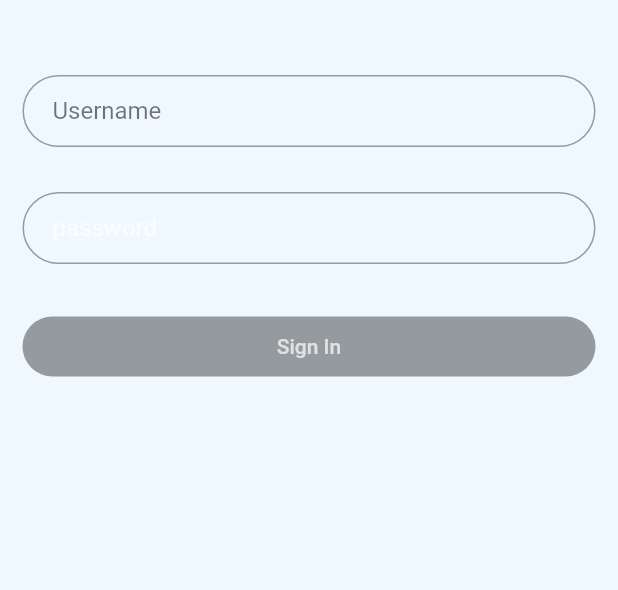
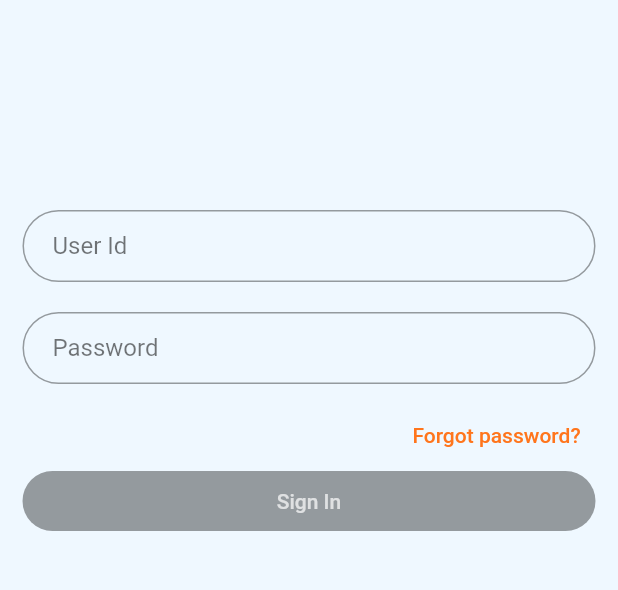
Before and after one commit to chan8189/OneExl_POC, a Flutter app: the screen it shows after launch, on a phone screen of 412 x 824 dp, the part 264-854 px from its top. Run offline on Flutter 3.47's test engine with Material 2 defaults, Android fonts, the phone set to English and light mode, and no system bars; our stand-ins replace shared_preferences.

Commit message:
login auth api

```diff
--- a/lib/homeScreen.dart
+++ b/lib/homeScreen.dart
@@ -1,7 +1,7 @@
 import 'package:flutter/material.dart';
 
 class HomeScreen extends StatefulWidget {
-  static String tag = 'home-screen';
+  static final String routeName = 'home';
 
   @override
   _HomeScreenState createState() => _HomeScreenState();
--- a/lib/loginScreen.dart
+++ b/lib/loginScreen.dart
@@ -5,6 +5,8 @@ import 'package:flutter/services.dart';
 import 'package:flutterapp/homeScreen.dart';
 import 'package:http/http.dart' as http;
 import 'package:shared_preferences/shared_preferences.dart';
+import 'package:flutterapp/utils/auth_utils.dart';
+import 'package:flutterapp/utils/network_utils.dart';
 
 class loginScreen extends StatefulWidget {
   @override
@@ -12,9 +14,46 @@ class loginScreen extends StatefulWidget {
 }
 
 class _loginScreenState extends State<loginScreen> {
-  bool _isLoading = false;
   String _grantType = "password";
 
+  final GlobalKey<ScaffoldState> _scaffoldKey = new GlobalKey<ScaffoldState>();
+  Future<SharedPreferences> _prefs = SharedPreferences.getInstance();
+  SharedPreferences _sharedPreferences;
+  bool _isError = false;
+  bool _obscureText = true;
+  bool _isLoading = false;
+  TextEditingController _emailController, _passwordController;
+  String _errorText, _emailError, _passwordError;
+
+  @override
+  void initState() {
+    super.initState();
+    _fetchSessionAndNavigate();
+    _emailController = new TextEditingController();
+    _passwordController = new TextEditingController();
+
+  }
+
+  _fetchSessionAndNavigate() async {
+    _sharedPreferences = await _prefs;
+    String authToken = AuthUtils.getToken(_sharedPreferences);
+    if(authToken != null) {
+      Navigator.of(_scaffoldKey.currentContext)
+          .pushReplacementNamed(HomeScreen.routeName);
+    }
+  }
+
+  _showLoading() {
+    setState(() {
+      _isLoading = true;
+    });
+  }
+
+  _hideLoading() {
+    setState(() {
+      _isLoading = false;
+    });
+  }
 
   @override
   Widget build(BuildContext context) {
@@ -23,22 +62,85 @@ class _loginScreenState extends State<loginScreen> {
     return Scaffold(
       body: Container(
         decoration: new BoxDecoration(
-              color: new Color.fromRGBO(239,248,255,1),
-
-
+          color: new Color.fromRGBO(239, 248, 255, 1),
         ),
         child: _isLoading
             ? Center(child: CircularProgressIndicator())
             : ListView(
                 children: <Widget>[
                   headerSection(),
+                  SizedBox(height: 100.0),
                   textSection(),
+                  labelSection(),
                   buttonSection(),
                 ],
               ),
       ),
     );
   }
+
+  _authenticateUser() async {
+    _showLoading();
+    if(_valid()) {
+      var responseJson = await NetworkUtils.authenticateUser(
+          _emailController.text, _passwordController.text
+      );
+
+      print(responseJson);
+
+      if(responseJson == null) {
+
+        NetworkUtils.showSnackBar(_scaffoldKey, 'Something went wrong!');
+
+      } else if(responseJson == 'NetworkError') {
+
+        NetworkUtils.showSnackBar(_scaffoldKey, null);
+
+      } else if(responseJson['errors'] != null) {
+
+        NetworkUtils.showSnackBar(_scaffoldKey, 'Invalid Email/Password');
+
+      } else {
+
+        AuthUtils.insertDetails(_sharedPreferences, responseJson);
+        /**
+         * Removes stack and start with the new page.
+         * In this case on press back on HomePage app will exit.
+         * **/
+        Navigator.of(_scaffoldKey.currentContext)
+            .pushReplacementNamed(HomeScreen.routeName);
+
+      }
+      _hideLoading();
+    } else {
+      setState(() {
+        _isLoading = false;
+        _emailError;
+        _passwordError;
+      });
+    }
+  }
+
+  _valid() {
+    bool valid = true;
+
+    if(_emailController.text.isEmpty) {
+      valid = false;
+      _emailError = "Email can't be blank!";
+    }
+
+    if(_passwordController.text.isEmpty) {
+      valid = false;
+      _passwordError = "Password can't be blank!";
+    } else if(_passwordController.text.length < 6) {
+      valid = false;
+      _passwordError = "Password is invalid!";
+    }
+
+    return valid;
+  }
+
+
 
   signIn(String email, pass) async {
     try {
@@ -79,12 +181,27 @@ class _loginScreenState extends State<loginScreen> {
     }
   }
 
+  Container labelSection() {
+    return Container(
+      margin: EdgeInsets.only(left: 250),
+      child: FlatButton(
+        child: Text(
+          'Forgot password?',
+          style: TextStyle(
+            color: new Color.fromRGBO(255, 117, 28, 1),
+          ),
+        ),
+        onPressed: () {},
+      ),
+    );
+  }
+
   Container buttonSection() {
     return Container(
       width: MediaQuery.of(context).size.width,
       height: 40.0,
       padding: EdgeInsets.symmetric(horizontal: 15.0),
-      margin: EdgeInsets.only(top: 15.0),
+     // margin: EdgeInsets.only(top: 1.0),
       child: RaisedButton(
         onPressed: emailController.text == "" || passwordController.text == ""
             ? null
@@ -93,11 +210,13 @@ class _loginScreenState extends State<loginScreen> {
                   _isLoading = true;
                 });
                 signIn(emailController.text, passwordController.text);
+                //_authenticateUser;
               },
         elevation: 0.0,
-        color: new Color.fromRGBO(24,85,250,1),
+        color: new Color.fromRGBO(24, 85, 250, 1),
         child: Text("Sign In", style: TextStyle(color: Colors.white70)),
-        shape: RoundedRectangleBorder(borderRadius: BorderRadius.circular(24.0)),
+        shape:
+            RoundedRectangleBorder(borderRadius: BorderRadius.circular(24.0)),
       ),
     );
   }
@@ -107,31 +226,35 @@ class _loginScreenState extends State<loginScreen> {
 
   Container textSection() {
     return Container(
-      padding: EdgeInsets.symmetric(horizontal: 15.0, vertical: 20.0),
+      padding: EdgeInsets.symmetric(horizontal: 15.0, vertical: 10.0),
       child: Column(
         children: <Widget>[
           TextFormField(
             controller: emailController,
-            cursorColor: Colors.white,
+            cursorColor: Colors.black54,
             style: TextStyle(color: Colors.black54),
+            //maxLength: 20,
             decoration: InputDecoration(
-              hintText: "Username",
+              hintText: "User Id",
               contentPadding: EdgeInsets.fromLTRB(20.0, 10.0, 20.0, 10.0),
-              border: OutlineInputBorder(borderRadius: BorderRadius.circular(32.0)),
+              border:
+                  OutlineInputBorder(borderRadius: BorderRadius.circular(32.0)),
               hintStyle: TextStyle(color: Colors.black54),
             ),
           ),
-          SizedBox(height: 30.0),
+          SizedBox(height: 20.0),
           TextFormField(
             controller: passwordController,
-            cursorColor: Colors.white,
+            cursorColor: Colors.black54,
             obscureText: true,
             style: TextStyle(color: Colors.black54),
+            //maxLength: 20,
             decoration: InputDecoration(
-              hintText: "password",
+              hintText: "Password",
               contentPadding: EdgeInsets.fromLTRB(20.0, 10.0, 20.0, 10.0),
-              border: OutlineInputBorder(borderRadius: BorderRadius.circular(32.0)),
-              hintStyle: TextStyle(color: Colors.white70),
+              border:
+                  OutlineInputBorder(borderRadius: BorderRadius.circular(32.0)),
+              hintStyle: TextStyle(color: Colors.black54),
             ),
           ),
         ],
@@ -147,7 +270,6 @@ class _loginScreenState extends State<loginScreen> {
           backgroundColor: Colors.transparent,
           radius: 48.0,
           child: Image.asset('images/logo.png'),
-      )
-    );
+        ));
   }
 }
--- a/lib/main.dart
+++ b/lib/main.dart
@@ -3,7 +3,6 @@ import 'dart:async';
 
 
 import 'package:flutterapp/loginScreen.dart';
-import 'package:flutterapp/updatedLoginScreen.dart';
 
 
 
--- /dev/null
+++ b/lib/utils/auth_utils.dart
@@ -0,0 +1,24 @@
+import 'package:shared_preferences/shared_preferences.dart';
+
+class AuthUtils {
+
+	static final String endPoint = '/token';
+
+	// Keys to store and fetch data from SharedPreferences
+	static final String authTokenKey = 'auth_token';
+	static final String userIdKey = 'user_id';
+	static final String nameKey = 'name';
+	static final String roleKey = 'role';
+
+	static String getToken(SharedPreferences prefs) {
+		return prefs.getString(authTokenKey);
+	}
+
+	static insertDetails(SharedPreferences prefs, var response) {
+		prefs.setString(authTokenKey, response['auth_token']);
+		var user = response['user'];
+		prefs.setInt(userIdKey, user['EMPLOYEE_ID']);
+		prefs.setString(nameKey, user['NAME']);
+	}
+
+}
```
Also changed, not shown: lib/updatedLoginScreen.dart (deleted, +0 -60 lines), lib/utils/network_utils.dart (added, +79 -0 lines). Lines whose indentation alone changed are shown as unchanged.
